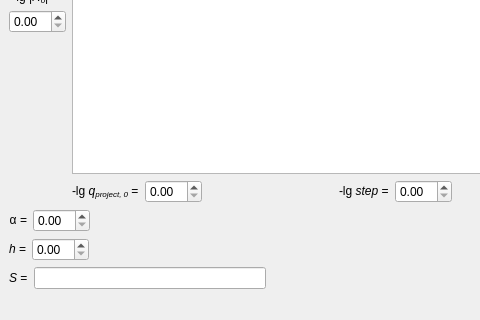
rutsky/semester10, file Protection_in_emergencies/risk_calculation/src/forms/main_window.ui: the form before one commit; both pictures show x 0 to 480 and y 208 to 528 of the 790 by 528 pixel window.
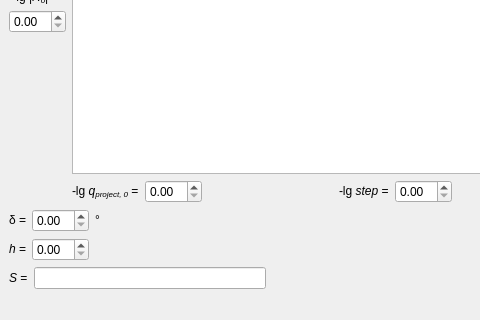
The form after the commit.

Commit message: New parameters menu entry

Patch:
```diff
--- a/Protection_in_emergencies/risk_calculation/src/forms/main_window.ui
+++ b/Protection_in_emergencies/risk_calculation/src/forms/main_window.ui
@@ -265,7 +265,7 @@
         <item>
          <widget class="QLabel" name="label_4">
           <property name="text">
-           <string>&amp;alpha; =</string>
+           <string>&amp;delta; =</string>
           </property>
           <property name="textFormat">
            <enum>Qt::RichText</enum>
@@ -276,7 +276,17 @@
          </widget>
         </item>
         <item>
-         <widget class="QDoubleSpinBox" name="alpha_spin"/>
+         <widget class="QDoubleSpinBox" name="delta_spin"/>
+        </item>
+        <item>
+         <widget class="QLabel" name="label_10">
+          <property name="text">
+           <string>&amp;deg;</string>
+          </property>
+          <property name="textFormat">
+           <enum>Qt::RichText</enum>
+          </property>
+         </widget>
         </item>
         <item>
          <spacer name="horizontalSpacer_7">
```
The commit also changes 2 other files.
